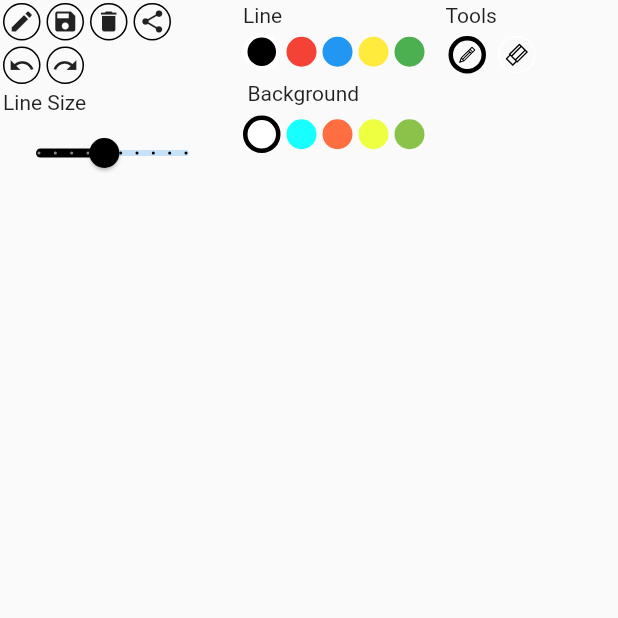
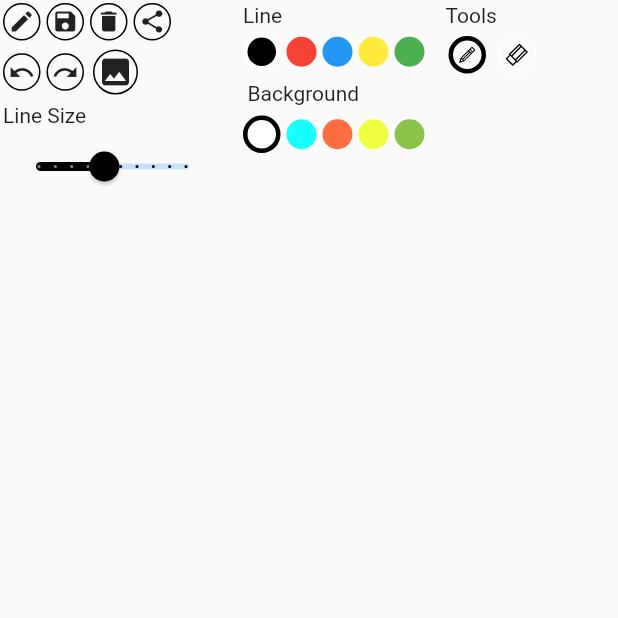
Before and after one commit to hydev777/kids_drawing_app, a Flutter app: the screen it shows after launch, on a phone screen of 412 x 824 dp, the top half of it. Run offline on Flutter 3.47's test engine with Material 2 defaults, Android fonts, the phone set to English and light mode, and no system bars; our stand-ins replace flutter_svg.

Commit message:
implementing tools feature

```diff
--- a/lib/main.dart
+++ b/lib/main.dart
@@ -7,6 +7,7 @@ import './screens/drawer_panel/drawing_panel.dart';
 import './provider/drawer_panel.dart';
 
 void main() {
+  WidgetsFlutterBinding.ensureInitialized();
   runApp(const MyApp());
 }
 
--- a/lib/screens/drawer_panel/board/board.dart
+++ b/lib/screens/drawer_panel/board/board.dart
@@ -6,6 +6,8 @@ import '../../../provider/drawer_panel.dart';
 
 class Board extends CustomPainter {
   List<LinePoint>? points;
+  ui.Image? pointer;
+  Offset? pointerOffset;
   Offset? pencil;
   Color? backgroundColor;
 
@@ -13,6 +15,8 @@ class Board extends CustomPainter {
     this.pencil,
     this.points,
     this.backgroundColor,
+    this.pointer,
+    this.pointerOffset,
   }) : super();
 
   @override
@@ -41,7 +45,7 @@ class Board extends CustomPainter {
       }
     }
 
-    // canvas.drawImage(image, offset, paint)
+    // canvas.drawImage(pointer!, pointerOffset!, Paint());
 
     // canvas.drawCircle(
     //   pencil!,
--- a/lib/screens/drawer_panel/drawing_panel.dart
+++ b/lib/screens/drawer_panel/drawing_panel.dart
@@ -1,3 +1,4 @@
+import 'dart:typed_data';
 import 'dart:ui' as ui;
 
 import 'package:flutter/material.dart';
@@ -19,8 +20,6 @@ class Panel extends StatefulWidget {
 
 class _PanelState extends State<Panel> {
   Color? sizeSelectorColor;
-  final recorder = ui.PictureRecorder();
-  ui.Canvas? canvas;
 
   void changeSizeSelectorColor() {
     Tools? selectedTool = Provider.of<DrawerPanel>(context, listen: false).selectedTool;
@@ -41,14 +40,13 @@ class _PanelState extends State<Panel> {
   @override
   void initState() {
     changeSizeSelectorColor();
-    canvas = ui.Canvas(recorder);
     super.initState();
   }
 
   @override
   Widget build(BuildContext context) {
+
     var viewportWidth = MediaQuery.of(context).size.width;
-
     List<Color>? lineColors = Provider.of<DrawerPanel>(context).getLineColors;
     List<Color>? backgroundColors = Provider.of<DrawerPanel>(context).getBackgroundColors;
     List<Tool>? toolsList = Provider.of<DrawerPanel>(context).getToolsList;
@@ -167,6 +165,18 @@ class _PanelState extends State<Panel> {
                                         child: const Icon(Icons.redo, size: 18),
                                       ),
                                     ),
+                                    GestureDetector(
+                                      onTap: () {
+                                        panelActions.testPointer();
+                                      },
+                                      child: Container(
+                                        decoration: BoxDecoration(shape: BoxShape.circle, border: Border.all(color: Colors.black)),
+                                        margin: const EdgeInsets.all(4),
+                                        height: 30,
+                                        width: 30,
+                                        child: const Icon(Icons.image),
+                                      ),
+                                    )
                                   ],
                                 )
                               ],
@@ -425,6 +435,18 @@ class _PanelState extends State<Panel> {
                                         child: const Icon(Icons.redo),
                                       ),
                                     ),
+                                    GestureDetector(
+                                      onTap: () {
+                                        panelActions.testPointer();
+                                      },
+                                      child: Container(
+                                        decoration: BoxDecoration(shape: BoxShape.circle, border: Border.all(color: Colors.black)),
+                                        margin: const EdgeInsets.all(4),
+                                        height: 30,
+                                        width: 30,
+                                        child: const Icon(Icons.image),
+                                      ),
+                                    ),
                                   ],
                                 )
                               ],
@@ -574,6 +596,9 @@ class _PanelState extends State<Panel> {
                       ],
                     ),
                   ),
+            // Provider.of<DrawerPanel>(context).showImage ? Container(
+            //   child: RawImage(image: Provider.of<DrawerPanel>(context).pointerImage, width: 40, height: 40,),
+            // ) : Container()
             const Expanded(
               child: Draw(),
             ),
--- a/pubspec.yaml
+++ b/pubspec.yaml
@@ -36,6 +36,7 @@ dependencies:
   cupertino_icons: ^1.0.2
   provider: ^6.0.3
   flutter_svg: ^1.0.3
+  path_provider: ^2.0.11
 
 dev_dependencies:
   flutter_test:
@@ -63,6 +64,7 @@ flutter:
   assets:
     - assets/images/eraser.svg
     - assets/images/pencil.svg
+    - assets/pointers/pencil_pointer.svg
 
   # An image asset can refer to one or more resolution-specific "variants", see
   # https://flutter.dev/assets-and-images/#resolution-aware.
```
Also changed, not shown: lib/provider/drawer_panel.dart (+37 -1 lines), assets/pointers/pencil_pointer.svg (added), pubspec.lock.
